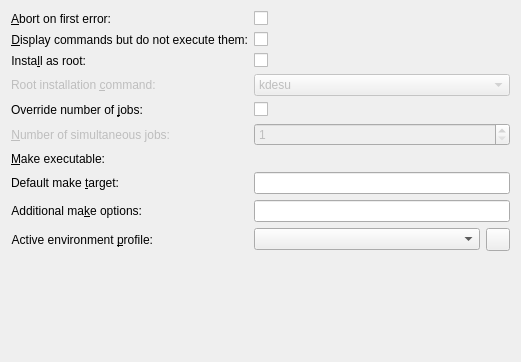
This is projectbuilders/makebuilder/makeconfig.ui in KDE/kdevelop as Qt 5 draws it before an edit. The edited form follows.
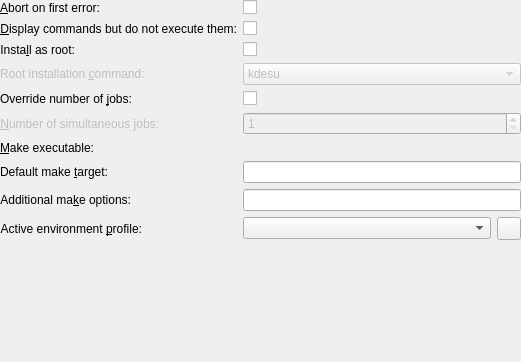
This is the edited form. Custom widgets are drawn as their Qt base class.

Commit message: Remove additional margin around setting pages

The edit to the form file:
```diff
--- a/projectbuilders/makebuilder/makeconfig.ui
+++ b/projectbuilders/makebuilder/makeconfig.ui
@@ -11,6 +11,9 @@
    </rect>
   </property>
   <layout class="QFormLayout" name="formLayout">
+   <property name="margin">
+    <number>0</number>
+   </property>
    <property name="fieldGrowthPolicy">
     <enum>QFormLayout::AllNonFixedFieldsGrow</enum>
    </property>
```
The commit also changes 7 other files.
